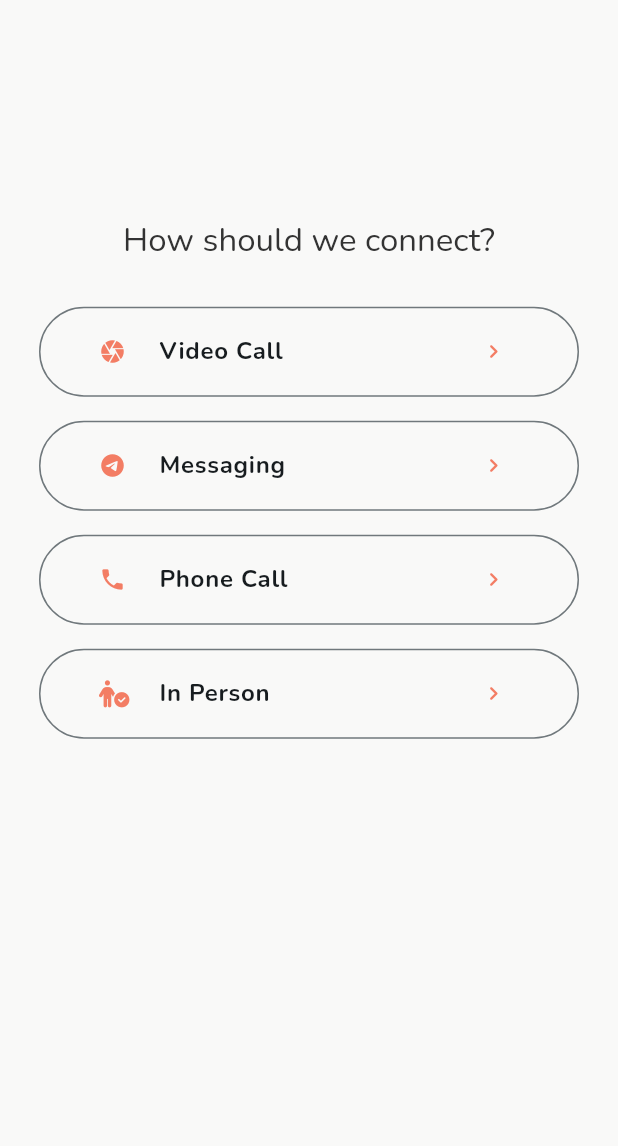
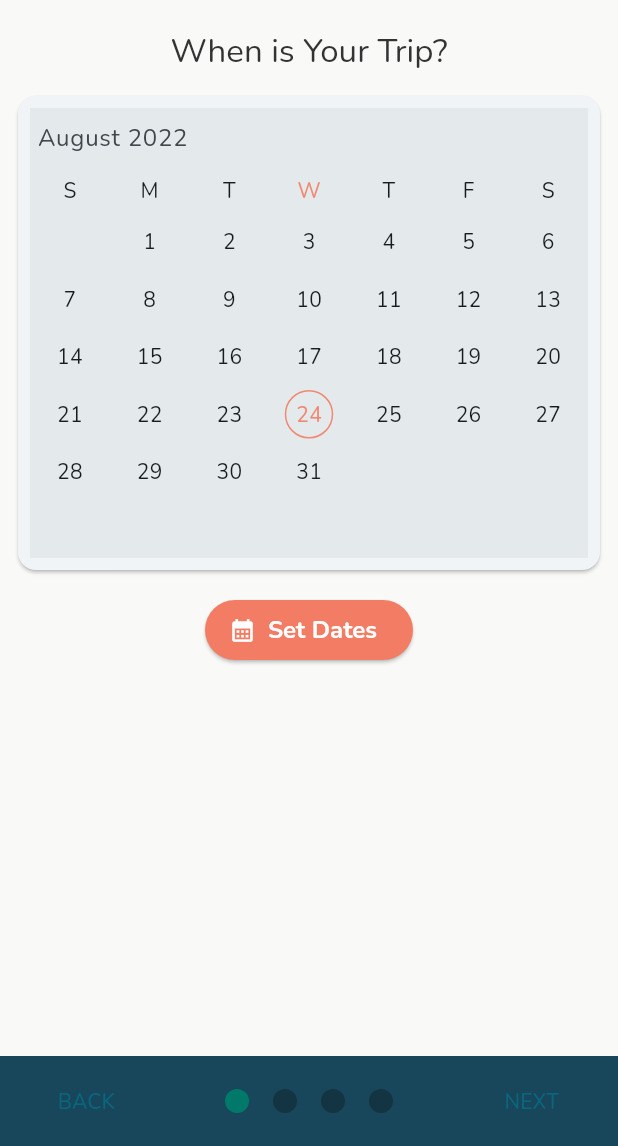
Before and after one commit to flutterWithChris/nativ, a Flutter app: the ConnectPage screen opened directly, on a phone screen of 412 x 824 dp, the part 90-1236 px from its top. Run offline on Flutter 3.47's test engine with Material 2 defaults, Android fonts, the phone set to English and light mode, and no system bars; drawn by our look-alikes of smooth_page_indicator, syncfusion_flutter_datepicker; our stand-ins replace bloc, cloud_firestore, equatable, firebase_auth, firebase_core, firebase_storage and 18 more; missing offline and left inert: day_night_switcher, flow_builder, flutter_map_location_marker, flutter_map_marker_cluster, flutterfire_ui; accounts and stored records are empty; generated files the repository leaves out were written again.

Commit message:
Connect Page Updates

```diff
--- a/lib/view/pages/profile/connect_page.dart
+++ b/lib/view/pages/profile/connect_page.dart
@@ -4,16 +4,131 @@ import 'package:font_awesome_flutter/font_awesome_flutter.dart';
 import 'package:nativ/bloc/profile/profile_bloc.dart';
 import 'package:nativ/main.dart';
 import 'package:nativ/view/screens/chat/chat_screen.dart';
+import 'package:smooth_page_indicator/smooth_page_indicator.dart';
+import 'package:syncfusion_flutter_datepicker/datepicker.dart';
 
 class ConnectPage extends StatelessWidget {
   const ConnectPage({Key? key}) : super(key: key);
 
   @override
   Widget build(BuildContext context) {
+    const bool isNextButtonEnabled = true;
+    final PageController pageController = PageController();
     return Scaffold(
       appBar: const PreferredSize(
           preferredSize: Size.fromHeight(60), child: MainAppBar()),
-      body: Center(
+      body: Padding(
+        padding: const EdgeInsets.all(8.0),
+        child: PageView(
+          controller: pageController,
+          children: [
+            TripInfo(controller: pageController),
+            const ConnectType(),
+          ],
+        ),
+      ),
+      bottomSheet: Container(
+        color: const Color(0xff18465A).withAlpha(255),
+        padding: const EdgeInsets.symmetric(horizontal: 8.0),
+        height: 60,
+        child: Row(
+          mainAxisAlignment: MainAxisAlignment.spaceBetween,
+          children: [
+            Expanded(
+              child: TextButton(
+                onPressed: () => pageController.previousPage(
+                    duration: const Duration(milliseconds: 500),
+                    curve: Curves.easeInOut),
+                child: const Text('BACK'),
+              ),
+            ),
+            Expanded(
+              flex: 2,
+              child: Center(
+                child: SmoothPageIndicator(
+                  onDotClicked: (index) => pageController.animateToPage(index,
+                      duration: const Duration(milliseconds: 500),
+                      curve: Curves.easeInOut),
+                  controller: pageController,
+                  count: 4,
+                  effect: WormEffect(
+                    spacing: 16,
+                    dotColor: Colors.black26,
+                    activeDotColor: Colors.teal.shade700,
+                  ),
+                ),
+              ),
+            ),
+            Expanded(
+              child: TextButton(
+                  onPressed: isNextButtonEnabled
+                      ? () {
+                          pageController.nextPage(
+                              duration: const Duration(milliseconds: 500),
+                              curve: Curves.easeInOut);
+                        }
+                      : null,
+                  child: const Text('NEXT')),
+            ),
+          ],
+        ),
+      ),
+    );
+  }
+}
+
+class TripInfo extends StatelessWidget {
+  final PageController controller;
+  const TripInfo({required this.controller, super.key});
+
+  @override
+  Widget build(BuildContext context) {
+    return Center(
+      child: Column(children: [
+        Padding(
+          padding: const EdgeInsets.all(12.0),
+          child: Text(
+            'When is Your Trip?',
+            style: Theme.of(context).textTheme.titleLarge,
+          ),
+        ),
+        Card(
+          child: Padding(
+            padding: const EdgeInsets.all(8.0),
+            child: SfDateRangePicker(
+              todayHighlightColor: const Color(0xfff37d64).withOpacity(.9),
+              rangeSelectionColor: const Color(0xfff37d64).withOpacity(.45),
+              endRangeSelectionColor: const Color(0xfff37d64),
+              startRangeSelectionColor: const Color(0xfff37d64),
+              view: DateRangePickerView.month,
+              selectionMode: DateRangePickerSelectionMode.range,
+            ),
+          ),
+        ),
+        Padding(
+          padding: const EdgeInsets.all(12.0),
+          child: ElevatedButton.icon(
+              onPressed: () {
+                controller.nextPage(
+                    duration: const Duration(milliseconds: 500),
+                    curve: Curves.easeInOut);
+              },
+              icon: const Icon(Icons.calendar_month),
+              label: const Text('Set Dates')),
+        )
+      ]),
+    );
+  }
+}
+
+class ConnectType extends StatelessWidget {
+  const ConnectType({
+    Key? key,
+  }) : super(key: key);
+
+  @override
+  Widget build(BuildContext context) {
+    return Center(
         child: Padding(
       padding: const EdgeInsets.only(bottom: 125),
       child: Column(
@@ -30,10 +145,7 @@ class ConnectPage extends StatelessWidget {
             direction: Axis.vertical,
             children: [
               OutlinedButton(
-                    style: Theme.of(context)
-                        .outlinedButtonTheme
-                        .style!
-                        .copyWith(
+                  style: Theme.of(context).outlinedButtonTheme.style!.copyWith(
                       fixedSize:
                           MaterialStateProperty.all(const Size(360, 60))),
                   onPressed: () {},
@@ -47,10 +159,7 @@ class ConnectPage extends StatelessWidget {
                     trailing: const Icon(Icons.chevron_right_rounded),
                   )),
               OutlinedButton(
-                    style: Theme.of(context)
-                        .outlinedButtonTheme
-                        .style!
-                        .copyWith(
+                  style: Theme.of(context).outlinedButtonTheme.style!.copyWith(
                       fixedSize:
                           MaterialStateProperty.all(const Size(360, 60))),
                   onPressed: () {
@@ -73,10 +182,7 @@ class ConnectPage extends StatelessWidget {
                     trailing: Icon(Icons.chevron_right_rounded),
                   )),
               OutlinedButton(
-                    style: Theme.of(context)
-                        .outlinedButtonTheme
-                        .style!
-                        .copyWith(
+                  style: Theme.of(context).outlinedButtonTheme.style!.copyWith(
                       fixedSize:
                           MaterialStateProperty.all(const Size(360, 60))),
                   onPressed: () {},
@@ -90,10 +196,7 @@ class ConnectPage extends StatelessWidget {
                     trailing: Icon(Icons.chevron_right_rounded),
                   )),
               OutlinedButton(
-                    style: Theme.of(context)
-                        .outlinedButtonTheme
-                        .style!
-                        .copyWith(
+                  style: Theme.of(context).outlinedButtonTheme.style!.copyWith(
                       fixedSize:
                           MaterialStateProperty.all(const Size(360, 60))),
                   onPressed: () {},
@@ -110,7 +213,6 @@ class ConnectPage extends StatelessWidget {
           )
         ],
       ),
-      )),
-    );
+    ));
   }
 }
--- a/lib/view/themes/app_themes.dart
+++ b/lib/view/themes/app_themes.dart
@@ -67,6 +67,9 @@ final appThemeData = {
     //  canvasColor: const Color(0xff515A5E),
     // backgroundColor: const Color(0xff515A5E),
     scaffoldBackgroundColor: const Color.fromARGB(255, 5, 4, 12),
+    textButtonTheme: TextButtonThemeData(
+        style: ButtonStyle(
+            foregroundColor: MaterialStateProperty.all(Colors.white))),
     inputDecorationTheme: InputDecorationTheme(
       filled: true,
       fillColor: Colors.white70,
@@ -81,7 +84,7 @@ final appThemeData = {
       backgroundColor: Colors.transparent,
     ),
     cardTheme: const CardTheme(
-      color: Color(0xffbb92cb),
+      color: Color(0xFFf9f9f8),
     ),
     // primaryColor: const Color(0xff515A5E),
     colorSchemeSeed: const Color(0xff515A5E).withAlpha(255),
--- a/pubspec.yaml
+++ b/pubspec.yaml
@@ -77,6 +77,7 @@ dependencies:
   flutter_map_marker_cluster: ^0.5.0
   flutter_map_marker_popup: ^2.2.1
   settings_ui: ^2.0.2
+  syncfusion_flutter_datepicker: ^20.2.45
 
 
 
```
Lines whose indentation alone changed are shown as unchanged.
